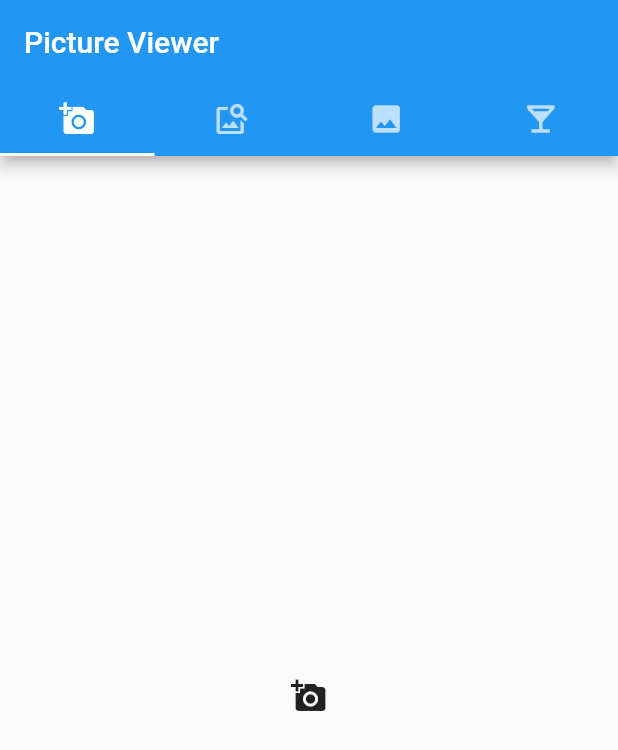
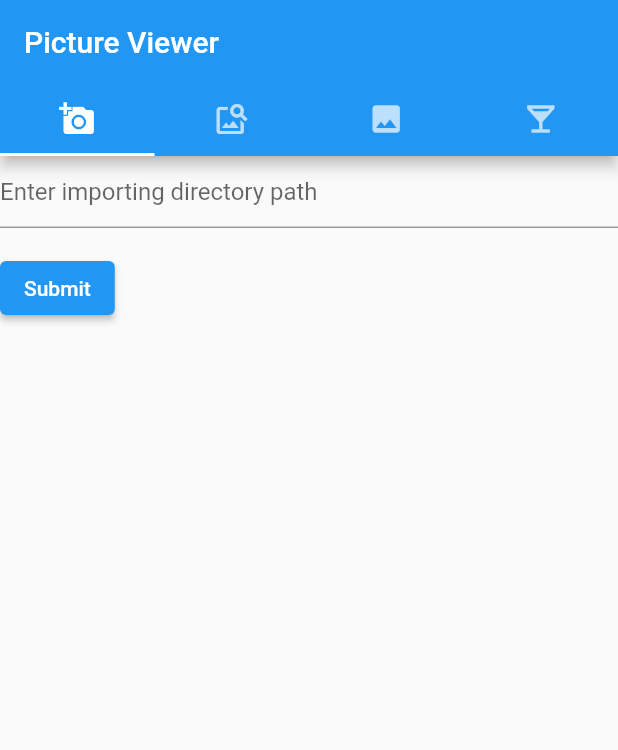
Before and after one commit to GRGSIBERIA/PictureViewer-flutter, a Flutter app: the screen it shows after launch, on a phone screen of 412 x 824 dp. Shown: the top 750 px of the screen. Run offline on Flutter 3.47's test engine with Material 2 defaults, Android fonts, the light colour scheme and no system bars; our stand-ins replace sqflite; accounts and stored records are empty.

Commit message:
add the widget of the import page

```diff
--- /dev/null
+++ b/picture_viewer/lib/fileutil.dart
@@ -0,0 +1 @@
+import 'dart:io';
--- a/picture_viewer/lib/main.dart
+++ b/picture_viewer/lib/main.dart
@@ -45,6 +45,49 @@ class MyHomePage extends StatefulWidget {
   _MyHomePageState createState() => _MyHomePageState();
 }
 
+class ImportPageWidget extends StatefulWidget {
+  ImportPageWidget({Key? key}) : super(key: key);
+
+  @override
+  State<ImportPageWidget> createState() => _ImportPageState();
+}
+
+class _ImportPageState extends State<ImportPageWidget> {
+  final _formKey = GlobalKey<FormState>();
+
+  @override
+  Widget build(BuildContext context) {
+    return Form(
+        key: _formKey,
+        child: Column(
+          crossAxisAlignment: CrossAxisAlignment.start,
+          children: [
+            TextFormField(
+              decoration: const InputDecoration(
+                  hintText: 'Enter importing directory path'),
+              validator: (String? value) {
+                if (value == null || value.isEmpty) {
+                  return 'Please enter correct directory path';
+                }
+                return null;
+              },
+            ),
+            Padding(
+              padding: const EdgeInsets.symmetric(vertical: 16.0),
+              child: ElevatedButton(
+                  onPressed: () {
+                    // ディレクトリが入力され、かつボタンが押下されたとき
+                    if (_formKey.currentState!.validate()) {
+                      // ディレクトリを捜査して画像ファイルをDBに入力する
+                    }
+                  },
+                  child: const Text('Submit')),
+            )
+          ],
+        ));
+  }
+}
+
 class _MyHomePageState extends State<MyHomePage> {
   @override
   Widget build(BuildContext context) {
@@ -67,9 +110,9 @@ class _MyHomePageState extends State<MyHomePage> {
                 ]),
                 title: const Text('Picture Viewer'),
               ),
-              body: const TabBarView(
+              body: TabBarView(
                 children: [
-                  Icon(Icons.add_a_photo),
+                  ImportPageWidget(),
                   Icon(Icons.image_search),
                   Icon(Icons.image),
                   Icon(Icons.local_bar)
```
